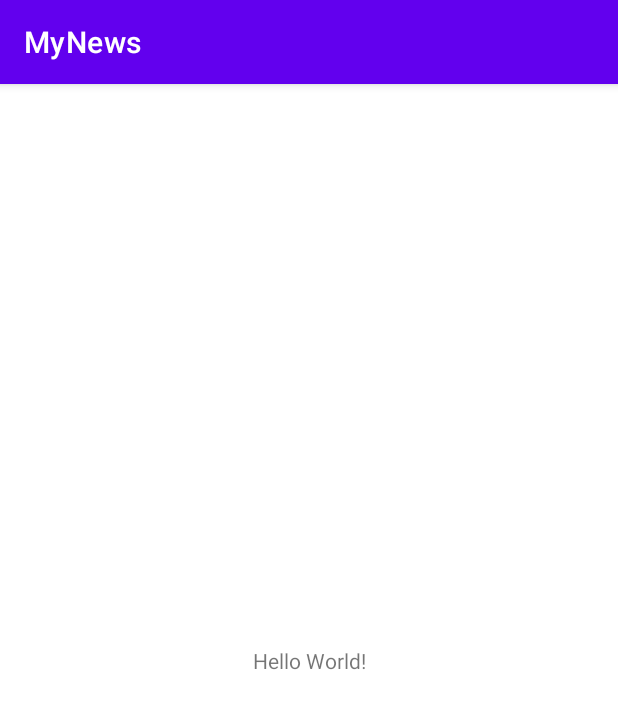
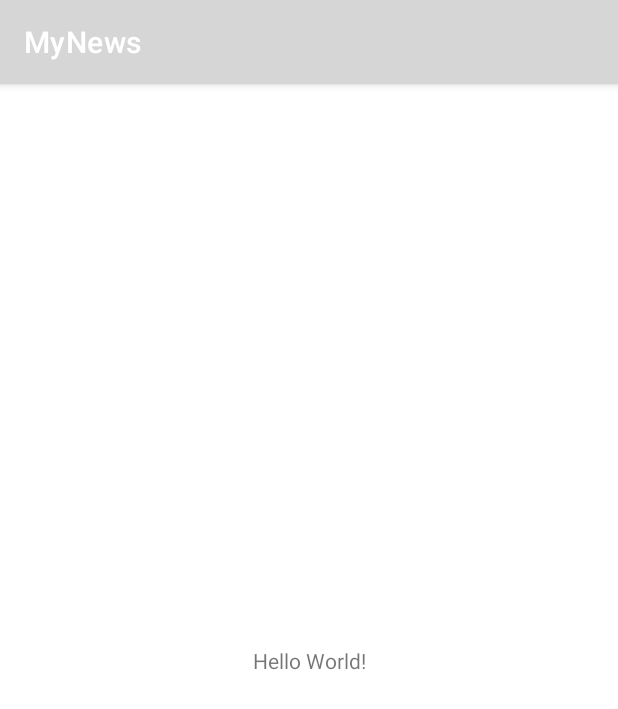
Before and after one commit to Vegetam/MyNews, an Android app: the screen it shows after launch (MainActivity), on a phone screen of 412 x 824 dp. Shown: the top 709 px of the screen. Run offline under Robolectric (Android 15) with nearby library versions, the phone set to English and light mode, and no system bars.

Commit message:
Create String for the App and change the color
Create String for the App and change the color

```diff
--- a/app/src/main/res/values/colors.xml
+++ b/app/src/main/res/values/colors.xml
@@ -1,10 +1,9 @@
 <?xml version="1.0" encoding="utf-8"?>
 <resources>
-    <color name="purple_200">#FFBB86FC</color>
-    <color name="purple_500">#FF6200EE</color>
-    <color name="purple_700">#FF3700B3</color>
-    <color name="teal_200">#FF03DAC5</color>
-    <color name="teal_700">#FF018786</color>
-    <color name="black">#FF000000</color>
-    <color name="white">#FFFFFFFF</color>
+    <color name="colorPrimary">#00BCD4</color>
+    <color name="colorPrimaryDark">#0097A7</color>
+    <color name="colorAccent">#00BCD4</color>
+
+    <color name="colorSelectedTab">#FFFFFF</color>
+    <color name="colorTab">#e0e0e0</color>
 </resources>
```
Also changed, not shown: app/src/main/res/values/strings.xml (+22 -0 lines).
